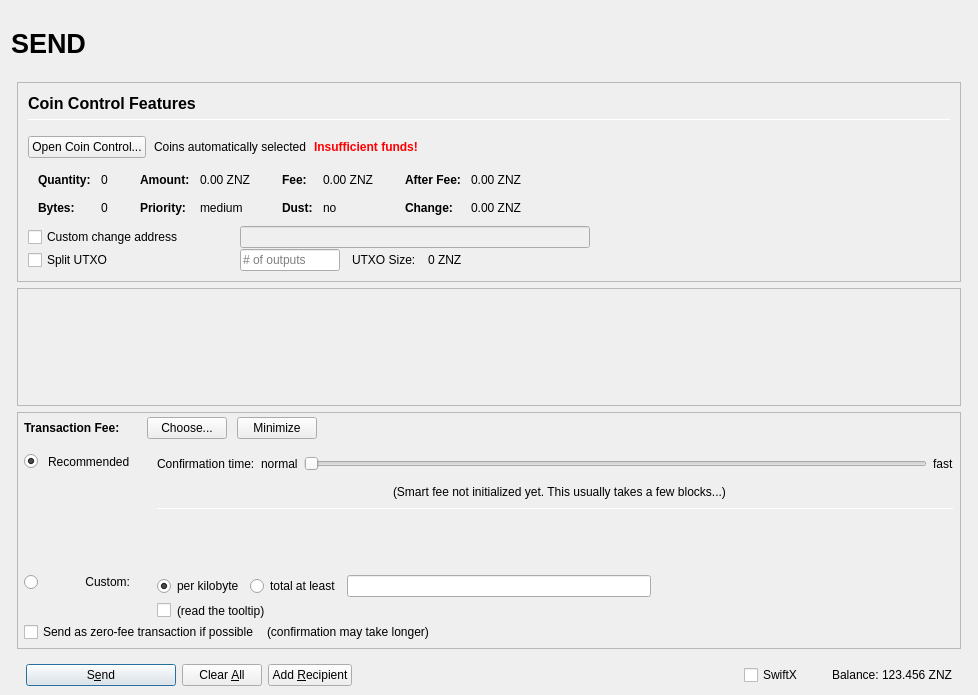
ZENZO-Ecosystem/ZENZO-Core-Archive, file src/qt/forms/sendcoinsdialog.ui: the form before one commit.
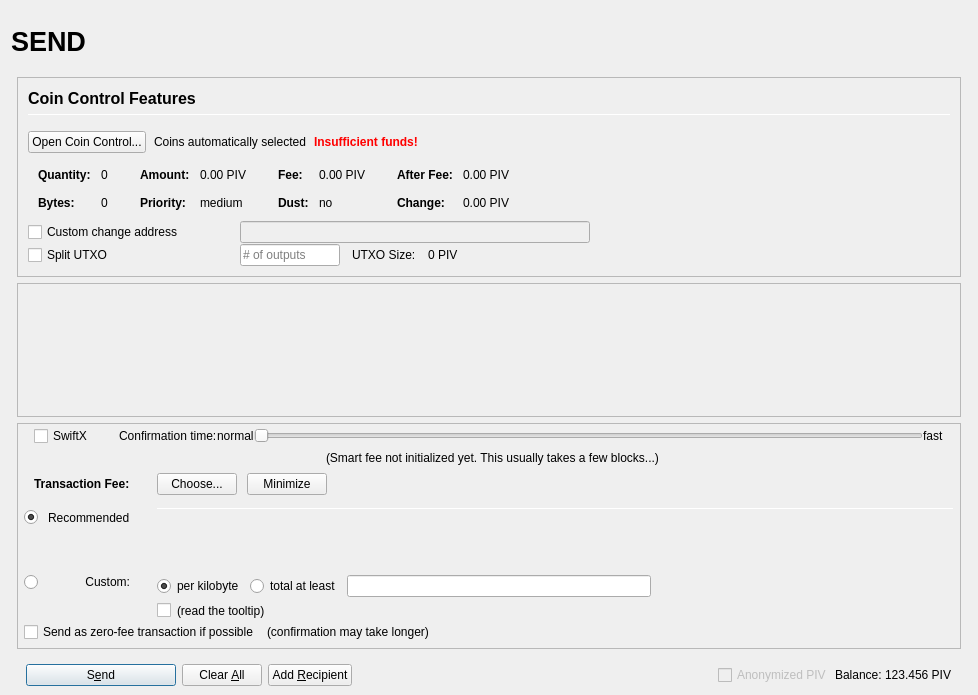
The form after the commit. Icons and pictures are not drawn. Custom widgets are drawn as their Qt base class.

Patch:
```diff
--- a/src/qt/forms/sendcoinsdialog.ui
+++ b/src/qt/forms/sendcoinsdialog.ui
@@ -103,14 +103,14 @@
            <widget class="QLabel" name="labelOverviewHeaderRight">
             <property name="minimumSize">
              <size>
-              <width>290</width>
-              <height>65</height>
+              <width>464</width>
+              <height>60</height>
              </size>
             </property>
             <property name="maximumSize">
              <size>
-              <width>290</width>
-              <height>65</height>
+              <width>16777215</width>
+              <height>60</height>
              </size>
             </property>
             <property name="font">
@@ -496,7 +496,7 @@
                         <enum>Qt::ActionsContextMenu</enum>
                        </property>
                        <property name="text">
-                        <string notr="true">0.00 ZNZ</string>
+                        <string notr="true">0.00 PIV</string>
                        </property>
                        <property name="textInteractionFlags">
                         <set>Qt::LinksAccessibleByMouse|Qt::TextSelectableByKeyboard|Qt::TextSelectableByMouse</set>
@@ -576,7 +576,7 @@
                         <enum>Qt::ActionsContextMenu</enum>
                        </property>
                        <property name="text">
-                        <string notr="true">0.00 ZNZ</string>
+                        <string notr="true">0.00 PIV</string>
                        </property>
                        <property name="textInteractionFlags">
                         <set>Qt::LinksAccessibleByMouse|Qt::TextSelectableByKeyboard|Qt::TextSelectableByMouse</set>
@@ -656,7 +656,7 @@
                         <enum>Qt::ActionsContextMenu</enum>
                        </property>
                        <property name="text">
-                        <string notr="true">0.00 ZNZ</string>
+                        <string notr="true">0.00 PIV</string>
                        </property>
                        <property name="textInteractionFlags">
                         <set>Qt::LinksAccessibleByMouse|Qt::TextSelectableByKeyboard|Qt::TextSelectableByMouse</set>
@@ -685,7 +685,7 @@
                         <enum>Qt::ActionsContextMenu</enum>
                        </property>
                        <property name="text">
-                        <string notr="true">0.00 ZNZ</string>
+                        <string notr="true">0.00 PIV</string>
                        </property>
                        <property name="textInteractionFlags">
                         <set>Qt::LinksAccessibleByMouse|Qt::TextSelectableByKeyboard|Qt::TextSelectableByMouse</set>
@@ -852,7 +852,7 @@
                 <item>
                  <widget class="QLabel" name="labelBlockSize">
                   <property name="text">
-                   <string>0 ZNZ</string>
+                   <string>0 PIV</string>
                   </property>
                  </widget>
                 </item>
@@ -901,7 +901,7 @@
              <x>0</x>
              <y>0</y>
              <width>944</width>
-             <height>68</height>
+             <height>69</height>
             </rect>
            </property>
            <layout class="QVBoxLayout" name="verticalLayout_2" stretch="0,1">
@@ -978,7 +978,7 @@
             <number>0</number>
            </property>
            <item>
-            <layout class="QVBoxLayout" name="verticalLayoutFee2" stretch="0,0,0">
+            <layout class="QVBoxLayout" name="verticalLayoutFee2" stretch="0,0,0,0">
              <property name="spacing">
               <number>0</number>
              </property>
@@ -991,8 +991,179 @@
              <property name="rightMargin">
               <number>6</number>
              </property>
+             <item>
+              <layout class="QVBoxLayout" name="verticalLayout_feeConf">
+               <property name="spacing">
+                <number>0</number>
+               </property>
+               <property name="leftMargin">
+                <number>10</number>
+               </property>
+               <property name="rightMargin">
+                <number>10</number>
+               </property>
+               <property name="bottomMargin">
+                <number>5</number>
+               </property>
+               <item>
+                <layout class="QHBoxLayout" name="horizontalLayoutFee9">
+                 <item>
+                  <widget class="QCheckBox" name="checkSwiftTX">
+                   <property name="enabled">
+                    <bool>true</bool>
+                   </property>
+                   <property name="minimumSize">
+                    <size>
+                     <width>85</width>
+                     <height>0</height>
+                    </size>
+                   </property>
+                   <property name="toolTip">
+                    <string>SwiftX technology allows for near instant transactions - A flat fee of 0.01 PIV applies</string>
+                   </property>
+                   <property name="text">
+                    <string>SwiftX</string>
+                   </property>
+                  </widget>
+                 </item>
+                 <item>
+                  <widget class="QLabel" name="labelSmartFee3">
+                   <property name="text">
+                    <string>Confirmation time:</string>
+                   </property>
+                   <property name="margin">
+                    <number>2</number>
+                   </property>
+                  </widget>
+                 </item>
+                 <item>
+                  <widget class="QLabel" name="labelSmartFeeNormal">
+                   <property name="text">
+                    <string>normal</string>
+                   </property>
+                   <property name="margin">
+                    <number>8</number>
+                   </property>
+                  </widget>
+                 </item>
+                 <item>
+                  <widget class="QSlider" name="sliderSmartFee">
+                   <property name="minimumSize">
+                    <size>
+                     <width>0</width>
+                     <height>24</height>
+                    </size>
+                   </property>
+                   <property name="minimum">
+                    <number>0</number>
+                   </property>
+                   <property name="maximum">
+                    <number>24</number>
+                   </property>
+                   <property name="pageStep">
+                    <number>1</number>
+                   </property>
+                   <property name="value">
+                    <number>0</number>
+                   </property>
+                   <property name="orientation">
+                    <enum>Qt::Horizontal</enum>
+                   </property>
+                   <property name="invertedAppearance">
+                    <bool>false</bool>
+                   </property>
+                   <property name="invertedControls">
+                    <bool>false</bool>
+                   </property>
+                   <property name="tickPosition">
+                    <enum>QSlider::NoTicks</enum>
+                   </property>
+                  </widget>
+                 </item>
+                 <item>
+                  <widget class="QLabel" name="labelSmartFeeFast">
+                   <property name="text">
+                    <string>fast</string>
+                   </property>
+                   <property name="margin">
+                    <number>8</number>
+                   </property>
+                  </widget>
+                 </item>
+                </layout>
+               </item>
+               <item>
+                <layout class="QHBoxLayout" name="horizontalLayout_recommended_texts">
+                 <property name="spacing">
+                  <number>0</number>
+                 </property>
+                 <item>
+                  <spacer name="horizontalSpacer_8">
+                   <property name="orientation">
+                    <enum>Qt::Horizontal</enum>
+                   </property>
+                   <property name="sizeHint" stdset="0">
+                    <size>
+                     <width>40</width>
+                     <height>20</height>
+                    </size>
+                   </property>
+                  </spacer>
+                 </item>
+                 <item>
+                  <widget class="QLabel" name="labelFeeEstimation">
+                   <property name="text">
+                    <string/>
+                   </property>
+                   <property name="margin">
+                    <number>2</number>
+                   </property>
+                  </widget>
+                 </item>
+                 <item>
+                  <widget class="QLabel" name="labelSmartFee2">
+                   <property name="text">
+                    <string>(Smart fee not initialized yet. This usually takes a few blocks...)</string>
+                   </property>
+                   <property name="alignment">
+                    <set>Qt::AlignLeading|Qt::AlignLeft|Qt::AlignVCenter</set>
+                   </property>
+                   <property name="wordWrap">
+                    <bool>false</bool>
+                   </property>
+                   <property name="margin">
+                    <number>2</number>
+                   </property>
+                   <property name="indent">
+                    <number>-1</number>
+                   </property>
+                  </widget>
+                 </item>
+                 <item>
+                  <spacer name="horizontalSpacer_3">
+                   <property name="orientation">
+                    <enum>Qt::Horizontal</enum>
+                   </property>
+                   <property name="sizeHint" stdset="0">
+                    <size>
+                     <width>40</width>
+                     <height>20</height>
+                    </size>
+                   </property>
+                  </spacer>
+                 </item>
+                </layout>
+               </item>
+              </layout>
+             </item>
              <item>
               <layout class="QHBoxLayout" name="horizontalLayoutFee1">
+               <property name="leftMargin">
+                <number>10</number>
+               </property>
+               <property name="rightMargin">
+                <number>10</number>
+               </property>
                <property name="bottomMargin">
                 <number>0</number>
                </property>
@@ -1001,22 +1172,6 @@
                  <property name="spacing">
                   <number>0</number>
                  </property>
-                 <item>
-                  <spacer name="verticalSpacerSmartFee">
-                   <property name="orientation">
-                    <enum>Qt::Vertical</enum>
-                   </property>
-                   <property name="sizeType">
-                    <enum>QSizePolicy::Fixed</enum>
-                   </property>
-                   <property name="sizeHint" stdset="0">
-                    <size>
-                     <width>1</width>
-                     <height>4</height>
-                    </size>
-                   </property>
-                  </spacer>
-                 </item>
                  <item>
                   <layout class="QHBoxLayout" name="horizontalLayoutSmartFee">
                    <property name="spacing">
@@ -1299,7 +1454,7 @@
                    </widget>
                   </item>
                   <item row="0" column="4" rowspan="3">
-                   <layout class="QVBoxLayout" name="verticalLayoutFee3" stretch="0,0,0,0,1,0">
+                   <layout class="QVBoxLayout" name="verticalLayoutFee3" stretch="0,0,0,0">
                     <property name="spacing">
                      <number>6</number>
                     </property>
@@ -1309,136 +1464,6 @@
                     <property name="bottomMargin">
                      <number>20</number>
                     </property>
-                    <item>
-                     <layout class="QHBoxLayout" name="horizontalLayoutFee9">
-                      <item>
-                       <widget class="QLabel" name="labelSmartFee3">
-                        <property name="text">
-                         <string>Confirmation time:</string>
-                        </property>
-                        <property name="margin">
-                         <number>2</number>
-                        </property>
-                       </widget>
-                      </item>
-                      <item>
-                       <widget class="QLabel" name="labelSmartFeeNormal">
-                        <property name="text">
-                         <string>normal</string>
-                        </property>
-                        <property name="margin">
-                         <number>2</number>
-                        </property>
-                       </widget>
-                      </item>
-                      <item>
-                       <widget class="QSlider" name="sliderSmartFee">
-                        <property name="minimumSize">
-                         <size>
-                          <width>0</width>
-                          <height>24</height>
-                         </size>
-                        </property>
-                        <property name="cursor">
-                         <cursorShape>PointingHandCursor</cursorShape>
-                        </property>
-                        <property name="minimum">
-                         <number>0</number>
-                        </property>
-                        <property name="maximum">
-                         <number>24</number>
-                        </property>
-                        <property name="pageStep">
-                         <number>1</number>
-                        </property>
-                        <property name="value">
-                         <number>0</number>
-                        </property>
-                        <property name="orientation">
-                         <enum>Qt::Horizontal</enum>
-                        </property>
-                        <property name="invertedAppearance">
-                         <bool>false</bool>
-                        </property>
-                        <property name="invertedControls">
-                         <bool>false</bool>
-                        </property>
-                        <property name="tickPosition">
-                         <enum>QSlider::NoTicks</enum>
-                        </property>
-                       </widget>
-                      </item>
-                      <item>
-                       <widget class="QLabel" name="labelSmartFeeFast">
-                        <property name="text">
-                         <string>fast</string>
-                        </property>
-                       </widget>
-                      </item>
-                     </layout>
-                    </item>
-                    <item>
-                     <layout class="QHBoxLayout" name="horizontalLayout_recommended_texts">
-                      <property name="spacing">
-                       <number>0</number>
-                      </property>
-                      <item>
-                       <spacer name="horizontalSpacer_8">
-                        <property name="orientation">
-                         <enum>Qt::Horizontal</enum>
-                        </property>
-                        <property name="sizeHint" stdset="0">
-                         <size>
-                          <width>40</width>
-                          <height>20</height>
-                         </size>
-                        </property>
-                       </spacer>
-                      </item>
-                      <item>
-                       <widget class="QLabel" name="labelFeeEstimation">
-                        <property name="text">
-                         <string/>
-                        </property>
-                        <property name="margin">
-                         <number>2</number>
-                        </property>
-                       </widget>
-                      </item>
-                      <item>
-                       <widget class="QLabel" name="labelSmartFee2">
-                        <property name="text">
-                         <string>(Smart fee not initialized yet. This usually takes a few blocks...)</string>
-                        </property>
-                        <property name="alignment">
-                         <set>Qt::AlignLeading|Qt::AlignLeft|Qt::AlignVCenter</set>
-                        </property>
-                        <property name="wordWrap">
-                         <bool>false</bool>
-                        </property>
-                        <property name="margin">
-                         <number>2</number>
-                        </property>
-                        <property name="indent">
-                         <number>-1</number>
-                        </property>
-                       </widget>
-                      </item>
-                      <item>
-                       <spacer name="horizontalSpacer_3">
-                        <property name="orientation">
-                         <enum>Qt::Horizontal</enum>
-                        </property>
-                        <property name="sizeHint" stdset="0">
-                         <size>
-                          <width>40</width>
-                          <height>20</height>
-                         </size>
-                        </property>
-                       </spacer>
-                      </item>
-                     </layout>
-                    </item>
                     <item>
                      <widget class="Line" name="line_2">
                       <property name="minimumSize">
@@ -1702,18 +1727,12 @@
               <number>3</number>
              </property>
              <item>
-              <widget class="QCheckBox" name="checkSwiftTX">
+              <widget class="QCheckBox" name="checkzPIV">
                <property name="enabled">
-                <bool>true</bool>
-               </property>
-               <property name="minimumSize">
-                <size>
-                 <width>85</width>
-                 <height>0</height>
-                </size>
+                <bool>false</bool>
                </property>
                <property name="text">
-                <string>SwiftX</string>
+                <string>Anonymized PIV</string>
                </property>
               </widget>
              </item>
@@ -1736,7 +1755,7 @@
                 <cursorShape>IBeamCursor</cursorShape>
                </property>
                <property name="text">
-                <string notr="true">123.456 ZNZ</string>
+                <string notr="true">123.456 PIV</string>
                </property>
                <property name="textInteractionFlags">
                 <set>Qt::LinksAccessibleByMouse|Qt::TextSelectableByKeyboard|Qt::TextSelectableByMouse</set>
```
Left out of the diff: 157 changed lines with no effect on the pictures.
